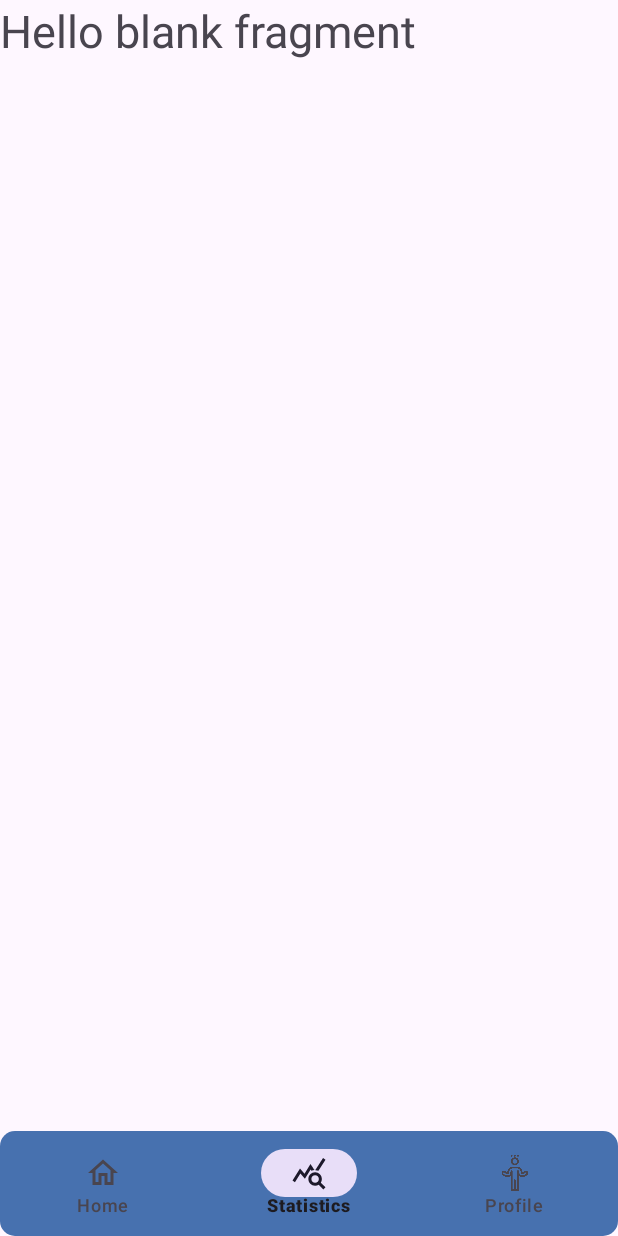
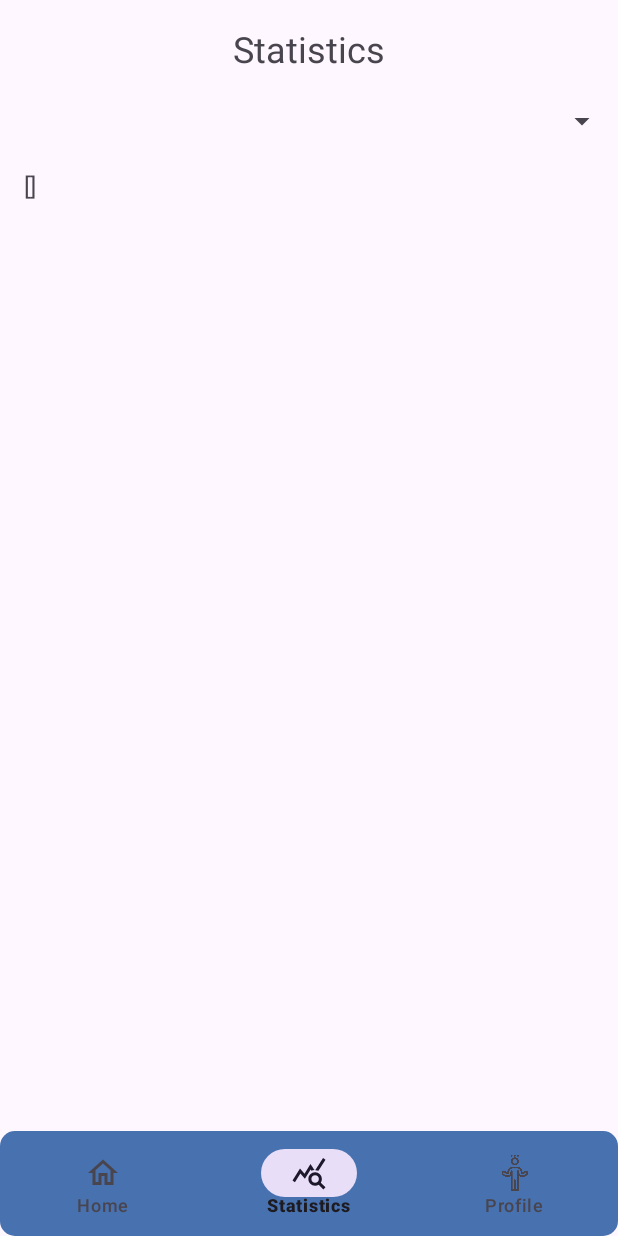
Before and after one commit to y0daaaa/Trainer, an Android app: the screen it shows after launch (MainActivity), item 2 of the bottom bar chosen, on a phone screen of 412 x 824 dp. Run offline under Robolectric (Android 15) with nearby library versions, the phone set to English and light mode, and no system bars; our stand-ins replace Dagger/Hilt's generated code, Room's generated code, navigation-ui; Roboto replaces fonts that are not available here.

Commit message:
statistics done

```diff
--- a/app/build.gradle.kts
+++ b/app/build.gradle.kts
@@ -3,6 +3,7 @@ plugins {
     id("org.jetbrains.kotlin.android")
     id("com.google.devtools.ksp")
     id("com.google.dagger.hilt.android")
+    kotlin("kapt") // Додайте цей плагін, якщо його ще немає
 }
 
 android {
@@ -42,7 +43,6 @@ android {
 }
 
 dependencies {
-
     implementation("androidx.core:core-ktx:1.12.0")
     implementation("pl.droidsonroids.gif:android-gif-drawable:1.2.25")
     implementation("androidx.appcompat:appcompat:1.6.1")
@@ -53,11 +53,11 @@ dependencies {
     implementation("androidx.legacy:legacy-support-v4:1.0.0")
     implementation("androidx.lifecycle:lifecycle-livedata-ktx:2.7.0")
     implementation("androidx.lifecycle:lifecycle-viewmodel-ktx:2.7.0")
-    ksp("androidx.room:room-compiler:2.6.1")
+    kapt("androidx.room:room-compiler:2.6.1") // Використовуйте kapt для Kotlin
     implementation("androidx.navigation:navigation-fragment-ktx:2.7.7")
     implementation("androidx.navigation:navigation-ui-ktx:2.7.7")
     implementation("com.google.dagger:hilt-android:2.50")
-    ksp("com.google.dagger:hilt-compiler:2.50")
+    kapt("com.google.dagger:hilt-compiler:2.50") // Використовуйте kapt для Kotlin
     testImplementation("junit:junit:4.13.2")
     androidTestImplementation("androidx.test.ext:junit:1.1.5")
     androidTestImplementation("androidx.test.espresso:espresso-core:3.5.1")
--- a/app/src/main/java/com/example/trainer/MainApp.kt
+++ b/app/src/main/java/com/example/trainer/MainApp.kt
@@ -4,4 +4,4 @@ import android.app.Application
 import dagger.hilt.android.HiltAndroidApp
 
 @HiltAndroidApp
-class MainApp: Application()
+class MainApp : Application()
--- a/app/src/main/java/com/example/trainer/data/AppDatabase.kt
+++ b/app/src/main/java/com/example/trainer/data/AppDatabase.kt
@@ -4,53 +4,27 @@ import android.content.Context
 import androidx.room.Database
 import androidx.room.Room
 import androidx.room.RoomDatabase
-import androidx.room.migration.Migration
-import androidx.sqlite.db.SupportSQLiteDatabase
 
-@Database(entities = [User::class], version = 1, exportSchema = false)
+@Database(entities = [User::class, WorkoutEntity::class], version = 2, exportSchema = false)
 abstract class AppDatabase : RoomDatabase() {
-
     abstract fun getUsersDao(): UsersDao
+    abstract fun workoutDao(): WorkoutDao
 
     companion object {
-        private var instance: AppDatabase? = null
+        @Volatile
+        private var INSTANCE: AppDatabase? = null
 
         fun getInstance(context: Context): AppDatabase {
-            if (instance == null) {
-                synchronized(AppDatabase::class) {
-                    instance = Room.databaseBuilder(
-                        context.applicationContext,
-                        AppDatabase::class.java,
-                        "trainer.db"
-                    )
-                        .fallbackToDestructiveMigration()
-                        .addMigrations(MIGRATION_1_2)
-                        .build()
-                }
-            }
-            return instance!!
-        }
-
-        private val MIGRATION_1_2: Migration = object : Migration(1, 2) {
-            override fun migrate(db: SupportSQLiteDatabase) {
-                db.execSQL(
-                    "CREATE TABLE IF NOT EXISTS User_New (" +
-                            "id INTEGER PRIMARY KEY AUTOINCREMENT NOT NULL, " +
-                            "email TEXT, " +
-                            "login TEXT, " +
-                            "password TEXT, " +
-                            "age TEXT, " +
-                            "height TEXT, " +
-                            "weight TEXT)"
-                )
-
-               db.execSQL("INSERT INTO User_New (id, email, login, password) SELECT id, email, login, password FROM User")
-
-                db.execSQL("DROP TABLE IF EXISTS User")
-
-                db.execSQL("ALTER TABLE User_New RENAME TO User")
+            return INSTANCE ?: synchronized(this) {
+                val instance = Room.databaseBuilder(
+                    context.applicationContext,
+                    AppDatabase::class.java,
+                    "trainer.db"
+                ).fallbackToDestructiveMigration()
+                    .build()
+                INSTANCE = instance
+                instance
             }
         }
-
     }
 }
--- /dev/null
+++ b/app/src/main/java/com/example/trainer/data/WorkoutDao.kt
@@ -0,0 +1,21 @@
+package com.example.trainer.data
+
+import androidx.room.Dao
+import androidx.room.Insert
+import androidx.room.OnConflictStrategy
+import androidx.room.Query
+
+@Dao
+interface WorkoutDao {
+    @Insert(onConflict = OnConflictStrategy.REPLACE)
+    suspend fun insertWorkout(workout: WorkoutEntity)
+
+    @Query("SELECT * FROM workout_table WHERE date = :date")
+    suspend fun getWorkoutByDate(date: String): WorkoutEntity?
+
+    @Query("UPDATE workout_table SET calories = :calories WHERE date = :date")
+    suspend fun updateCalories(date: String, calories: Int)
+
+    @Query("SELECT * FROM workout_table")
+    suspend fun getAllWorkouts(): List<WorkoutEntity>
+}
--- /dev/null
+++ b/app/src/main/java/com/example/trainer/data/WorkoutViewModel.kt
@@ -0,0 +1,37 @@
+package com.example.trainer.data
+
+import androidx.lifecycle.LiveData
+import androidx.lifecycle.MutableLiveData
+import androidx.lifecycle.ViewModel
+import androidx.lifecycle.viewModelScope
+import dagger.hilt.android.lifecycle.HiltViewModel
+import kotlinx.coroutines.launch
+import javax.inject.Inject
+
+@HiltViewModel
+class WorkoutViewModel @Inject constructor(
+    private val workoutDao: WorkoutDao
+) : ViewModel() {
+
+    private val _someLiveData = MutableLiveData<String>()
+    val someLiveData: LiveData<String> get() = _someLiveData
+
+    fun addCalories(date: String, calories: Int) {
+        viewModelScope.launch {
+            val workout = workoutDao.getWorkoutByDate(date)
+            if (workout != null) {
+                workoutDao.updateCalories(date, workout.calories + calories)
+            } else {
+                workoutDao.insertWorkout(WorkoutEntity(date, calories))
+            }
+            updateLiveData() // Оновлення даних після додавання калорій
+        }
+    }
+
+    fun updateLiveData() {
+        viewModelScope.launch {
+            val data = workoutDao.getAllWorkouts().toString()
+            _someLiveData.postValue(data)
+        }
+    }
+}
--- a/app/src/main/java/com/example/trainer/di/DatabaseModule.kt
+++ b/app/src/main/java/com/example/trainer/di/DatabaseModule.kt
@@ -2,19 +2,21 @@ package com.example.trainer.di
 
 import android.content.Context
 import com.example.trainer.data.AppDatabase
-import com.example.trainer.data.UserSession
 import com.example.trainer.data.UsersDao
+import com.example.trainer.data.WorkoutDao
 import dagger.Module
 import dagger.Provides
 import dagger.hilt.InstallIn
 import dagger.hilt.android.qualifiers.ApplicationContext
 import dagger.hilt.components.SingletonComponent
+import javax.inject.Singleton
 
 @Module
 @InstallIn(SingletonComponent::class)
 object DatabaseModule {
 
     @Provides
+    @Singleton
     fun provideDatabase(@ApplicationContext context: Context): AppDatabase {
         return AppDatabase.getInstance(context)
     }
@@ -24,4 +26,8 @@ object DatabaseModule {
         return database.getUsersDao()
     }
 
+    @Provides
+    fun provideWorkoutDao(database: AppDatabase): WorkoutDao {
+        return database.workoutDao()
+    }
 }
--- a/app/src/main/java/com/example/trainer/ui/statistics/StatisticsFragment.kt
+++ b/app/src/main/java/com/example/trainer/ui/statistics/StatisticsFragment.kt
@@ -1,6 +1,42 @@
 package com.example.trainer.ui.statistics
 
+import android.os.Bundle
+import android.view.LayoutInflater
+import android.view.View
+import android.view.ViewGroup
 import androidx.fragment.app.Fragment
-import com.example.trainer.R
+import androidx.fragment.app.viewModels
+import com.example.trainer.databinding.FragmentStatisticsBinding
+import com.example.trainer.data.WorkoutViewModel
+import dagger.hilt.android.AndroidEntryPoint
 
-class StatisticsFragment : Fragment(R.layout.fragment_statistics)
+@AndroidEntryPoint
+class StatisticsFragment : Fragment() {
+
+    private var _binding: FragmentStatisticsBinding? = null
+    private val binding get() = _binding!!
+    private val workoutViewModel: WorkoutViewModel by viewModels()
+
+    override fun onCreateView(
+        inflater: LayoutInflater, container: ViewGroup?,
+        savedInstanceState: Bundle?
+    ): View? {
+        _binding = FragmentStatisticsBinding.inflate(inflater, container, false)
+        return binding.root
+    }
+
+    override fun onViewCreated(view: View, savedInstanceState: Bundle?) {
+        super.onViewCreated(view, savedInstanceState)
+
+        workoutViewModel.someLiveData.observe(viewLifecycleOwner) { data ->
+            binding.statisticsContent.text = data // Оновлення тексту статистики
+        }
+
+        workoutViewModel.updateLiveData() // Виклик для оновлення даних
+    }
+
+    override fun onDestroyView() {
+        super.onDestroyView()
+        _binding = null
+    }
+}
--- a/app/src/main/res/layout/fragment_feedback.xml
+++ b/app/src/main/res/layout/fragment_feedback.xml
@@ -36,7 +36,7 @@
         android:id="@+id/email_fb"
         android:layout_width="wrap_content"
         android:layout_height="wrap_content"
-        android:text="kuzma.yurii@student.ufzhnu.edu.ua"
+        android:text="kuzma.yurii@student.uzhnu.edu.ua"
         android:textSize="18sp"
         android:fontFamily="@font/fixel_text"
         android:layout_gravity="center"
--- a/app/src/main/res/layout/fragment_statistics.xml
+++ b/app/src/main/res/layout/fragment_statistics.xml
@@ -1,15 +1,40 @@
 <?xml version="1.0" encoding="utf-8"?>
 <androidx.constraintlayout.widget.ConstraintLayout xmlns:android="http://schemas.android.com/apk/res/android"
+    xmlns:app="http://schemas.android.com/apk/res-auto"
     xmlns:tools="http://schemas.android.com/tools"
     android:layout_width="match_parent"
     android:layout_height="match_parent"
     tools:context=".ui.statistics.StatisticsFragment">
 
-    <!-- TODO: Update blank fragment layout -->
     <TextView
-        android:layout_width="match_parent"
-        android:layout_height="match_parent"
-        android:textSize="30dp"
-        android:text="@string/hello_blank_fragment" />
+        android:id="@+id/statisticsTitle"
+        android:layout_width="0dp"
+        android:layout_height="wrap_content"
+        android:text="Statistics"
+        android:textSize="24sp"
+        app:layout_constraintTop_toTopOf="parent"
+        app:layout_constraintStart_toStartOf="parent"
+        app:layout_constraintEnd_toEndOf="parent"
+        android:padding="16dp"
+        android:textAlignment="center"/>
 
+    <Spinner
+        android:id="@+id/timePeriodSpinner"
+        android:layout_width="0dp"
+        android:layout_height="wrap_content"
+        app:layout_constraintTop_toBottomOf="@id/statisticsTitle"
+        app:layout_constraintStart_toStartOf="parent"
+        app:layout_constraintEnd_toEndOf="parent"
+        android:padding="16dp"/>
+
+    <TextView
+        android:id="@+id/statisticsContent"
+        android:layout_width="0dp"
+        android:layout_height="0dp"
+        android:textSize="16sp"
+        app:layout_constraintTop_toBottomOf="@id/timePeriodSpinner"
+        app:layout_constraintStart_toStartOf="parent"
+        app:layout_constraintEnd_toEndOf="parent"
+        app:layout_constraintBottom_toBottomOf="parent"
+        android:padding="16dp"/>
 </androidx.constraintlayout.widget.ConstraintLayout>
```
Also changed, not shown: app/src/main/java/com/example/trainer/data/WorkoutEntity.kt (added, +10 -0 lines), app/src/main/java/com/example/trainer/ui/hard/HardFifthFragment.kt (+16 -2 lines), app/src/main/java/com/example/trainer/ui/light/Light2Fragment.kt (+16 -2 lines), app/src/main/java/com/example/trainer/ui/medium/MediumThirdFragment.kt (+16 -1 lines).
